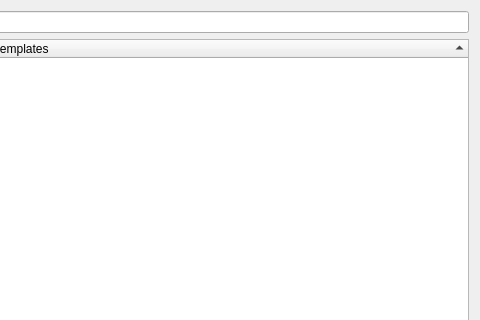
Above: src/Gui/DlgCreateNewPreferencePack.ui from southseact-3d/fcd before the change; both pictures show x 100 to 580 and y 0 to 320 of the 580 by 520 pixel window. Below: the same form after it.
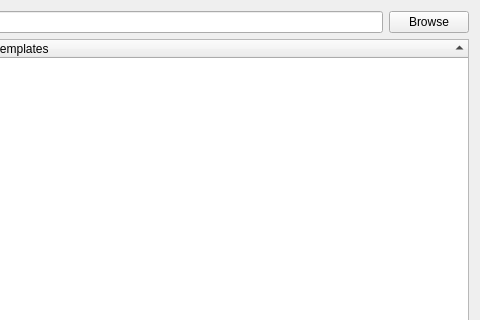
That is the form after the change.

What changed in the file:
```diff
--- a/src/Gui/DlgCreateNewPreferencePack.ui
+++ b/src/Gui/DlgCreateNewPreferencePack.ui
@@ -32,6 +32,13 @@
      <item>
       <widget class="QLineEdit" name="lineEdit"/>
      </item>
+     <item>
+      <widget class="QPushButton" name="pushButton">
+       <property name="text">
+        <string>Browse</string>
+       </property>
+      </widget>
+     </item>
     </layout>
    </item>
    <item>
```
Left out of the diff: 6 changed lines with no effect on the pictures.
